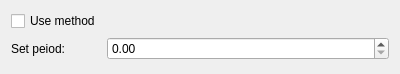
Apokal/forecastingui, file ForecastingUI/qltpsettingswidget.ui: the form before one commit.
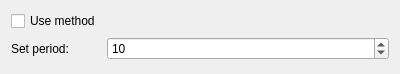
The form after the commit.

Commit message: LTP settings are taken from UI

The edit to the form file:
```diff
--- a/ForecastingUI/qltpsettingswidget.ui
+++ b/ForecastingUI/qltpsettingswidget.ui
@@ -24,12 +24,16 @@
    <item row="1" column="0">
     <widget class="QLabel" name="label">
      <property name="text">
-      <string>Set peiod:</string>
+      <string>Set period:</string>
      </property>
     </widget>
    </item>
    <item row="1" column="1">
-    <widget class="QDoubleSpinBox" name="doubleSpinBox"/>
+    <widget class="QSpinBox" name="period_SpnBox">
+     <property name="value">
+      <number>10</number>
+     </property>
+    </widget>
    </item>
   </layout>
  </widget>
```
Left out of the diff: 2 changed lines with no effect on the pictures. The commit also changes 5 other files.
